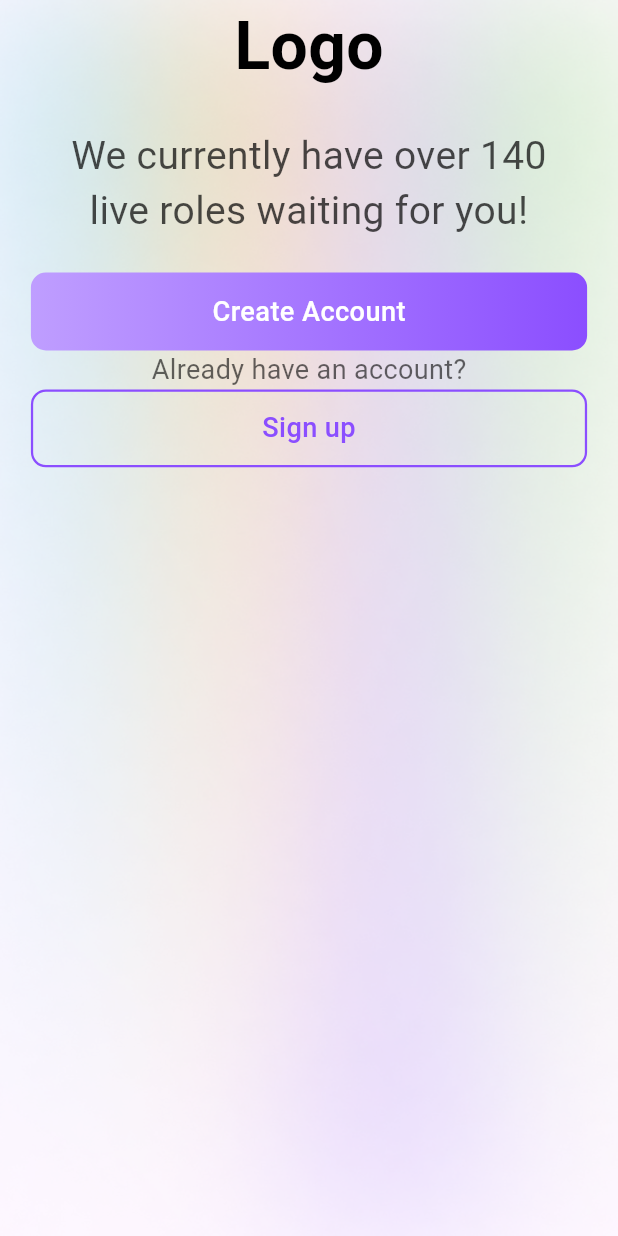
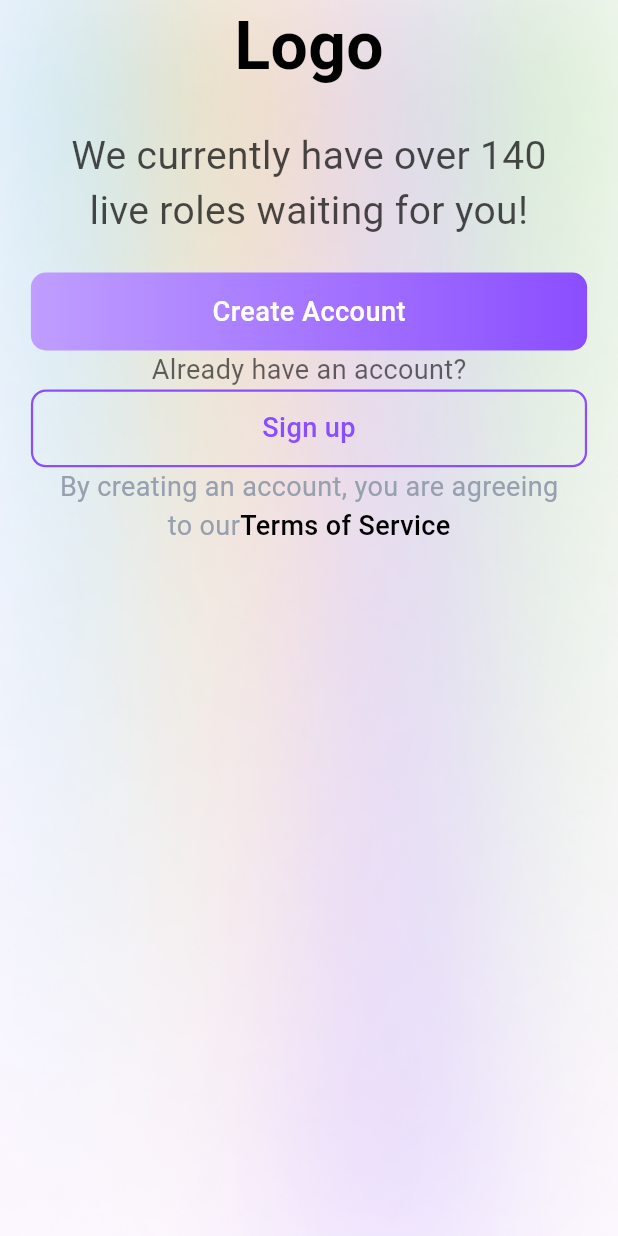
Before and after one commit to iflutter-team/job_Project_Drashti, a Flutter app: the screen it shows after launch, on a phone screen of 412 x 824 dp. Run offline on Flutter 3.47's test engine with Material 2 defaults, Android fonts, the phone set to English and light mode, and no system bars; our stand-ins replace get.

Commit message:
create screen

```diff
--- a/lib/screens/create_account/create_acc_screen.dart
+++ b/lib/screens/create_account/create_acc_screen.dart
@@ -14,15 +14,19 @@ class CreateAccount extends StatelessWidget {
       body: Container(
         height: Get.height,
         width: Get.width,
-        decoration: BoxDecoration(image: DecorationImage(image: AssetImage(AsstesRes.gradiant),fit: BoxFit.fill),),
+        decoration: BoxDecoration(image: DecorationImage(image: AssetImage(AsstesRes.gradiant),fit: BoxFit.cover),),
+        child: Padding(
+          padding: const EdgeInsets.only(left: 10,right: 10),
           child: Column(
             children: [
               logoText(),
               containorText(),
               createButton,
               haveAnAcco(),
-            signInButtonCreate
+              signInButtonCreate,
+              termsText
             ],
+          ),
         ),
       ),
     );
--- a/lib/screens/create_account/create_widget.dart
+++ b/lib/screens/create_account/create_widget.dart
@@ -60,3 +60,39 @@ Widget signInButtonCreate = GetBuilder<CreateController>(
     ),
   ),
 );
+
+Widget termsText = GetBuilder<CreateController>(
+  builder: (controller) {
+    return Column(
+      crossAxisAlignment: CrossAxisAlignment.center,
+      children: [
+        Text(
+          StringRes.termsText,
+          style: TextStyle(
+              color: ColorRes.grey,
+              fontSize: 18,
+              fontWeight: FontWeight.w400),
+        ),
+        Row(
+          mainAxisAlignment: MainAxisAlignment.center,
+          children: [
+            Text(
+              "to our",
+              style: TextStyle(
+                  color: ColorRes.grey,
+                  fontSize: 18,
+                  fontWeight: FontWeight.w400),
+            ),
+            Text(
+              StringRes.termsText1,
+              style: TextStyle(
+                  color: ColorRes.black,
+                  fontSize: 18,
+                  fontWeight: FontWeight.w500),
+            )
+          ],
+        ),
+      ],
+    );
+  },
+);
--- /dev/null
+++ b/lib/screens/intro/intro_controller.dart
@@ -0,0 +1,5 @@
+import 'package:get/get.dart';
+
+class IntroController extends GetxController{
+
+}
--- /dev/null
+++ b/lib/screens/intro/intro_screen.dart
@@ -0,0 +1,12 @@
+import 'package:flutter/material.dart';
+
+class IntroScreen extends StatelessWidget {
+  const IntroScreen({Key? key}) : super(key: key);
+
+  @override
+  Widget build(BuildContext context) {
+    return Scaffold(
+
+    );
+  }
+}
--- /dev/null
+++ b/lib/screens/intro/intro_widget.dart
@@ -0,0 +1,12 @@
+import 'package:flutter/material.dart';
+import 'package:get/get.dart';
+import 'package:job_project/utils/asstes_res.dart';
+
+Widget dotImage(){
+  return Container(
+    height: Get.height*0.3045,
+    width: Get.width*0.768,
+    color: Colors.blue,
+    child: Image.asset(AsstesRes.dotImage),
+  );
+}
--- a/lib/utils/asstes_res.dart
+++ b/lib/utils/asstes_res.dart
@@ -1,4 +1,6 @@
 class AsstesRes{
+  ///-------------------intro-----------------------///
+  static const dotImage ="${imageBase}i4.png";
   ///---------------------------create-------------------------///
   static const gradiant ="${imageBase}i3.png";
 
--- a/lib/utils/color_res.dart
+++ b/lib/utils/color_res.dart
@@ -7,4 +7,5 @@ class ColorRes{
   static const black = Colors.black;
   static const buttonColor =Color(0XFFBF9EFF);
   static const white =Colors.white;
+  static const grey =Color(0XFF97A0AF);
 }
--- a/lib/utils/string_res.dart
+++ b/lib/utils/string_res.dart
@@ -5,6 +5,8 @@ class StringRes{
   static const currently = "We currently have over 140 live roles waiting for you!";
   static const create = "Create Account";
   static const alreadyAnAcc = "Already have an account?";
+  static const termsText = "By creating an account, you are agreeing";
+  static const termsText1 = "Terms of Service";
   ///------------------------Sign In----------------------------///
   static const logo = "Logo";
   static const signInTo = "Sign in to your account";
```
Also changed, not shown: assets/images/i4.png (added). Lines whose indentation alone changed are shown as unchanged.
